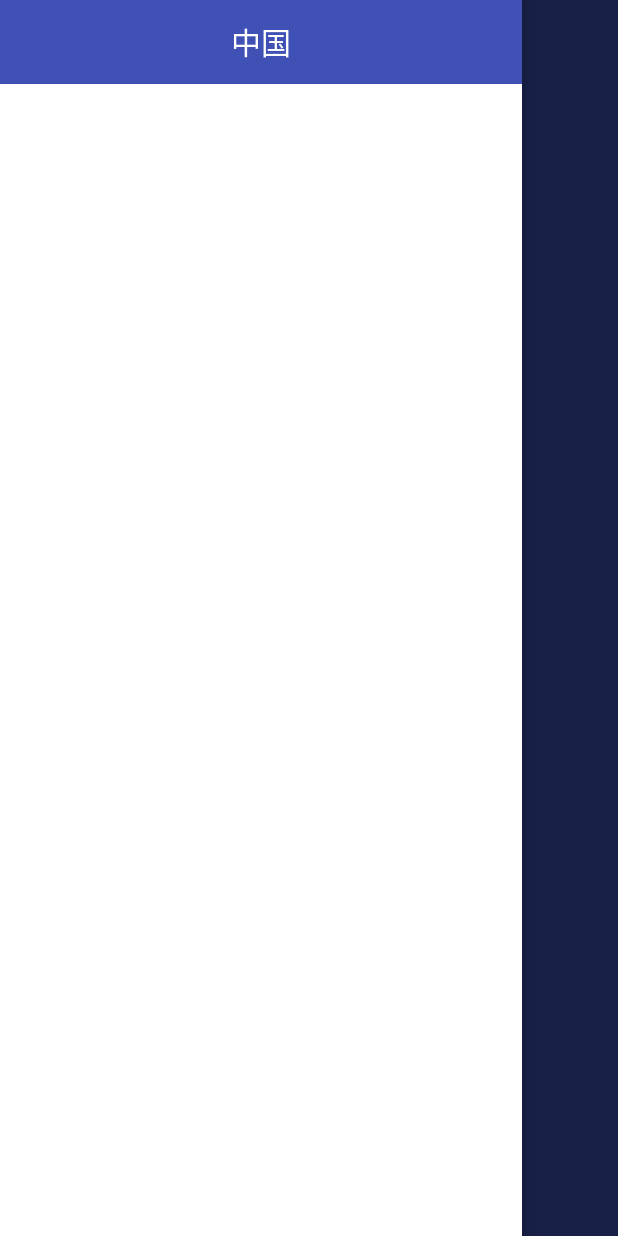
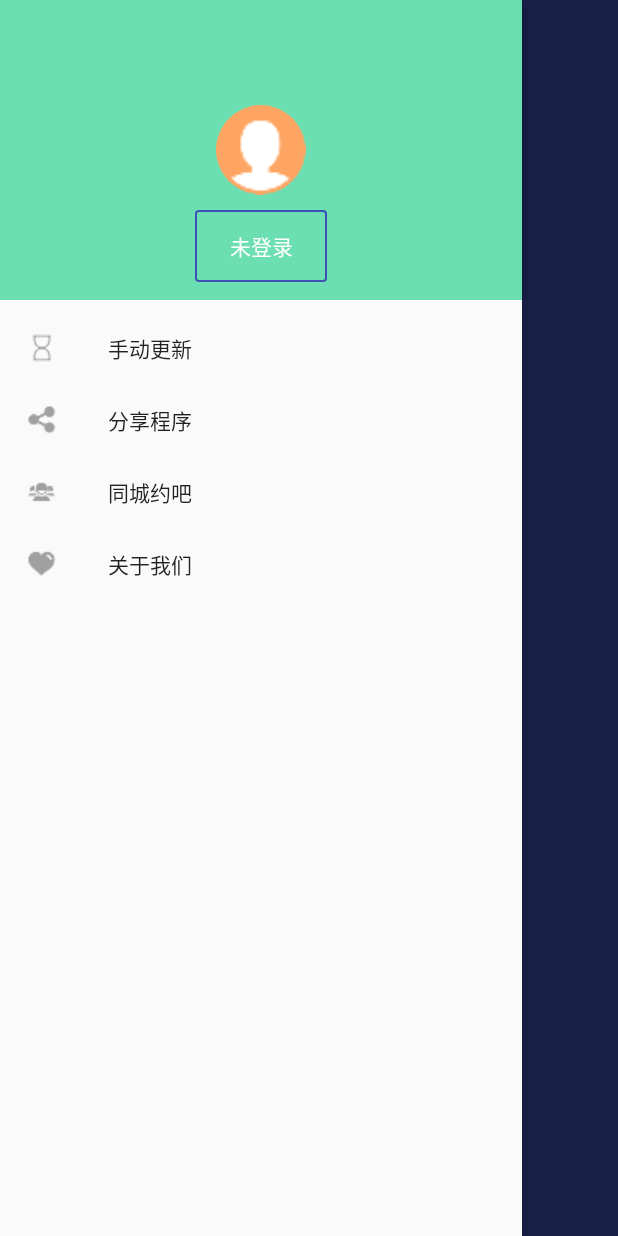
Before and after one commit to liweidev/coolweather, an Android app: the WeatherActivity screen opened directly, with no data from a screen before it, with the side drawer open, on a phone screen of 412 x 824 dp. Run offline under Robolectric (Android 15) with nearby library versions, the phone set to English and light mode, and no system bars; our stand-ins replace ButterKnife, CircleImageView; libraries missing offline, so code that uses them is left out: org.litepal; pictures from the network do not load.

Commit message:
insert navigationView with DwerLayout !

```diff
--- a/app/build.gradle
+++ b/app/build.gradle
@@ -43,9 +43,10 @@ dependencies {
     compile 'com.android.support:recyclerview-v7:24.2.1'
     compile 'com.google.code.gson:gson:2.6.2'
     compile 'com.squareup.okhttp3:okhttp:3.3.1'
-    compile 'com.android.support:design:23.0.1'
+    compile 'com.android.support:design:24.2.1'
     compile 'com.jakewharton:butterknife:8.5.1'
     annotationProcessor 'com.jakewharton:butterknife-compiler:8.5.1'
     compile 'org.litepal.android:core:1.4.1'
     compile 'de.hdodenhof:circleimageview:2.1.0'
+    compile 'com.android.support:cardview-v7:22.2.1'
 }
--- a/app/src/main/java/com/example/coolweather/ui/WeatherActivity.java
+++ b/app/src/main/java/com/example/coolweather/ui/WeatherActivity.java
@@ -10,12 +10,16 @@ import android.graphics.Color;
 import android.os.Build;
 import android.os.Bundle;
 import android.preference.PreferenceManager;
+import android.support.design.widget.NavigationView;
+import android.support.v4.app.FragmentManager;
+import android.support.v4.app.FragmentTransaction;
 import android.support.v4.view.GravityCompat;
 import android.support.v4.widget.DrawerLayout;
 import android.support.v4.widget.SwipeRefreshLayout;
 import android.support.v7.app.AlertDialog;
 import android.text.TextUtils;
 import android.view.LayoutInflater;
+import android.view.MenuItem;
 import android.view.View;
 import android.widget.Button;
 import android.widget.ImageView;
@@ -27,6 +31,7 @@ import com.bumptech.glide.Glide;
 import com.example.coolweather.R;
 import com.example.coolweather.base.MyBaseActivity;
 import com.example.coolweather.constant.Constant;
+import com.example.coolweather.fragment.ChooseAreaFragment;
 import com.example.coolweather.gson.Forecast;
 import com.example.coolweather.gson.Weather;
 import com.example.coolweather.lisenter.ImagePathLisenter;
@@ -42,6 +47,7 @@ import java.io.IOException;
 
 import butterknife.BindView;
 import butterknife.ButterKnife;
+import de.hdodenhof.circleimageview.CircleImageView;
 import okhttp3.Call;
 import okhttp3.Callback;
 import okhttp3.Response;
@@ -107,8 +113,18 @@ public class WeatherActivity extends MyBaseActivity {
     Button navButton;
     @BindView(R.id.drawer_layout)
     public DrawerLayout drawerLayout;
+    @BindView(R.id.navigation_view)
+    NavigationView navigationView;
     private String weatherId;
     LocationSucceeBroadcastReceiver locationSucceeBroadcastReceiver;
+    /**
+     * 头像
+     */
+    private CircleImageView avarta;
+    /**
+     * 登录状态
+     */
+    private Button loginState;
 
     @Override
     protected void onCreate(Bundle savedInstanceState) {
@@ -145,10 +161,10 @@ public class WeatherActivity extends MyBaseActivity {
      * 注册广播监听器
      */
     private void registeReceiver() {
-        locationSucceeBroadcastReceiver=new LocationSucceeBroadcastReceiver();
-        IntentFilter filter=new IntentFilter();
+        locationSucceeBroadcastReceiver = new LocationSucceeBroadcastReceiver();
+        IntentFilter filter = new IntentFilter();
         filter.addAction(Constant.LOCATION_SUCCEE_BROADCASTRECEIVER);
-        registerReceiver(locationSucceeBroadcastReceiver,filter);
+        registerReceiver(locationSucceeBroadcastReceiver, filter);
     }
 
     /**
@@ -161,11 +177,51 @@ public class WeatherActivity extends MyBaseActivity {
             requestWeather(weatherId);
         });
 
-        navButton.setOnClickListener((v)->{
+        navButton.setOnClickListener((v) -> {
             drawerLayout.openDrawer(GravityCompat.START);
         });
 
+        //navigationView.setCheckedItem(R.id.hand_update);
+        navigationView.setNavigationItemSelectedListener(new NavigationView.OnNavigationItemSelectedListener() {
+            @Override
+            public boolean onNavigationItemSelected(MenuItem menuItem) {
+                switch (menuItem.getItemId()){
+                    case R.id.hand_update:
+                        //ToastUtils.showToast("手动更新");
+                        FragmentManager manager = getSupportFragmentManager();
+                        FragmentTransaction bt = manager.beginTransaction();
+                        bt.replace(R.id.navigation_view,new ChooseAreaFragment());
+                        bt.addToBackStack(null);
+                        bt.commit();
+                        break;
 
+                    case R.id.shard_app:
+                        ToastUtils.showToast("分享程序");
+                        break;
+
+                    case R.id.city_friends:
+                        ToastUtils.showToast("同城约吧");
+                        break;
+
+                    case R.id.with_us:
+                        ToastUtils.showToast("关于我们");
+                        break;
+
+
+                }
+                return true;
+            }
+        });
+
+        View headView = navigationView.getHeaderView(0);
+        avarta= (CircleImageView) headView.findViewById(R.id.civ_head);
+        avarta.setOnClickListener((v)->{
+            ToastUtils.showToast("点击了头像");
+        });
+        loginState=(Button)headView.findViewById(R.id.login_state);
+        loginState.setOnClickListener((v)->{
+            ToastUtils.showToast("点击了登录按钮");
+        });
     }
 
     /**
@@ -215,7 +271,7 @@ public class WeatherActivity extends MyBaseActivity {
      * @param weatherId
      */
     public void requestWeather(String weatherId) {
-        this.weatherId=weatherId;
+        this.weatherId = weatherId;
         String weatherUrl = "http://guolin.tech/api/weather?cityid="
                 + weatherId + "&key=666db77849ad443fb81f94ac03b7ad42";
         HttpUtils.sendHttpRequest(weatherUrl, new Callback() {
@@ -295,19 +351,19 @@ public class WeatherActivity extends MyBaseActivity {
         carWashText.setText("洗车指数:" + weather.suggestion.carWash.level + "\n" + weather.suggestion.carWash.info);
         ultravioletText.setText("紫外线强度:" + weather.suggestion.ultraviolet.level + "\n" + weather.suggestion.ultraviolet.info);
         weatherLayout.setVisibility(View.VISIBLE);
-        if(weather!=null&&weather.status.equals("ok")){
-            final Intent intent=new Intent(this, AutoUpdateService.class);
-            intent.putExtra("cityName",cityName);//大兴
-            intent.putExtra("weatherInfo",weatherInfo);//晴
-            intent.putExtra("degree",degree);//8℃
-            intent.putExtra("windLevel",windLevel);//西南风  4-5级
+        if (weather != null && weather.status.equals("ok")) {
+            final Intent intent = new Intent(this, AutoUpdateService.class);
+            intent.putExtra("cityName", cityName);//大兴
+            intent.putExtra("weatherInfo", weatherInfo);//晴
+            intent.putExtra("degree", degree);//8℃
+            intent.putExtra("windLevel", windLevel);//西南风  4-5级
 
 
             NotificationUtils.getImagePathFromCatch(imageCodeUrl, new ImagePathLisenter() {
                 @Override
                 public void sendImagePath(String imagepath) {
-                    runOnUiThread(()->{
-                        intent.putExtra("imageCodeUrl",imagepath);//图片地址
+                    runOnUiThread(() -> {
+                        intent.putExtra("imageCodeUrl", imagepath);//图片地址
                         startService(intent);
                     });
                 }
@@ -320,7 +376,7 @@ public class WeatherActivity extends MyBaseActivity {
     protected void onDestroy() {
         super.onDestroy();
         ActivityUtils.removeAllActivity();
-        if(locationSucceeBroadcastReceiver!=null){
+        if (locationSucceeBroadcastReceiver != null) {
             unregisterReceiver(locationSucceeBroadcastReceiver);
         }
     }
@@ -328,18 +384,18 @@ public class WeatherActivity extends MyBaseActivity {
     /**
      * 定位成功自动获取位置更新天气信息
      */
-    class LocationSucceeBroadcastReceiver extends BroadcastReceiver{
+    class LocationSucceeBroadcastReceiver extends BroadcastReceiver {
 
         @Override
         public void onReceive(Context context, Intent intent) {
             String locationWeatherId = intent.getStringExtra("weatherId");
             String countyName = intent.getStringExtra("countyName");
-            if(!TextUtils.isEmpty(locationWeatherId)){
-                AlertDialog.Builder dialog=new AlertDialog.Builder(WeatherActivity.this);
+            if (!TextUtils.isEmpty(locationWeatherId)) {
+                AlertDialog.Builder dialog = new AlertDialog.Builder(WeatherActivity.this);
                 dialog.setTitle("定位成功");
-                dialog.setMessage("是否获取当前位置天气-"+countyName);
+                dialog.setMessage("是否获取当前位置天气-" + countyName);
                 dialog.setCancelable(false);
-                dialog.setNegativeButton("取消",null);
+                dialog.setNegativeButton("取消", null);
                 dialog.setPositiveButton("确定", new DialogInterface.OnClickListener() {
                     @Override
                     public void onClick(DialogInterface dialogInterface, int i) {
--- /dev/null
+++ b/app/src/main/res/drawable/selector_login__text_color_state.xml
@@ -0,0 +1,5 @@
+<?xml version="1.0" encoding="utf-8"?>
+<selector xmlns:android="http://schemas.android.com/apk/res/android">
+    <item android:state_pressed="true" android:drawable="@drawable/shape_login_state_text_color_press"/>
+    <item android:state_pressed="false" android:drawable="@drawable/shape_login_state_text_color_normal"/>
+</selector>
--- /dev/null
+++ b/app/src/main/res/drawable/selector_login_state.xml
@@ -0,0 +1,5 @@
+<?xml version="1.0" encoding="utf-8"?>
+<selector xmlns:android="http://schemas.android.com/apk/res/android">
+    <item android:state_pressed="true" android:drawable="@drawable/shape_login_state_press"/>
+    <item android:state_pressed="false" android:drawable="@drawable/shape_login_state_normal"/>
+</selector>
--- /dev/null
+++ b/app/src/main/res/drawable/shape_login_state_normal.xml
@@ -0,0 +1,5 @@
+<?xml version="1.0" encoding="utf-8"?>
+<shape xmlns:android="http://schemas.android.com/apk/res/android">
+    <corners android:radius="2dp"/>
+    <stroke android:width="1dp" android:color="@color/colorPrimary"/>
+</shape>
--- /dev/null
+++ b/app/src/main/res/drawable/shape_login_state_press.xml
@@ -0,0 +1,5 @@
+<?xml version="1.0" encoding="utf-8"?>
+<shape xmlns:android="http://schemas.android.com/apk/res/android">
+    <corners android:radius="2dp"/>
+    <stroke android:width="1dp" android:color="#FFFF0000"/>
+</shape>
--- /dev/null
+++ b/app/src/main/res/drawable/shape_login_state_text_color_normal.xml
@@ -0,0 +1,4 @@
+<?xml version="1.0" encoding="utf-8"?>
+<shape xmlns:android="http://schemas.android.com/apk/res/android">
+    <solid android:color="@color/colorPrimary"/>
+</shape>
--- /dev/null
+++ b/app/src/main/res/drawable/shape_login_state_text_color_press.xml
@@ -0,0 +1,4 @@
+<?xml version="1.0" encoding="utf-8"?>
+<shape xmlns:android="http://schemas.android.com/apk/res/android">
+    <solid android:color="#ffff0000"/>
+</shape>
--- a/app/src/main/res/layout/activity_weather.xml
+++ b/app/src/main/res/layout/activity_weather.xml
@@ -45,13 +45,22 @@
             </ScrollView>
         </android.support.v4.widget.SwipeRefreshLayout>
 
-        <fragment
+        <!--<fragment
             android:id="@+id/choose_area_fragment"
             android:layout_width="match_parent"
             android:layout_height="match_parent"
             android:name="com.example.coolweather.fragment.ChooseAreaFragment"
             android:layout_gravity="start"
-            />
+            />-->
+            <android.support.design.widget.NavigationView
+                android:id="@+id/navigation_view"
+                android:layout_width="match_parent"
+                android:layout_height="match_parent"
+                app:menu="@menu/navigation_menu"
+                app:headerLayout="@layout/head_layout"
+                android:layout_gravity="start"
+                />
+
     </android.support.v4.widget.DrawerLayout>
 
 
--- /dev/null
+++ b/app/src/main/res/layout/head_layout.xml
@@ -0,0 +1,27 @@
+<?xml version="1.0" encoding="utf-8"?>
+<RelativeLayout
+    xmlns:android="http://schemas.android.com/apk/res/android"
+    android:layout_width="match_parent"
+    android:layout_height="200dp"
+    android:background="#6bdfb1">
+    <de.hdodenhof.circleimageview.CircleImageView
+        android:id="@+id/civ_head"
+        android:layout_width="60dp"
+        android:layout_height="60dp"
+        android:layout_centerInParent="true"
+        android:src="@drawable/photo"
+        />
+    <Button
+        android:id="@+id/login_state"
+        android:layout_width="wrap_content"
+        android:layout_height="wrap_content"
+        android:text="未登录"
+        android:layout_below="@id/civ_head"
+        android:layout_centerHorizontal="true"
+        android:layout_marginTop="10dp"
+        android:background="@drawable/selector_login_state"
+        android:textColor="#FFFFFFFF"
+        android:paddingLeft="10dp"
+        android:paddingRight="10dp"
+        />
+</RelativeLayout>
--- /dev/null
+++ b/app/src/main/res/menu/navigation_menu.xml
@@ -0,0 +1,29 @@
+<?xml version="1.0" encoding="utf-8"?>
+<menu xmlns:android="http://schemas.android.com/apk/res/android"
+    xmlns:app="http://schemas.android.com/apk/res-auto">
+    <group
+        android:checkableBehavior="single"
+        >
+        <item
+            android:id="@+id/hand_update"
+            android:title="手动更新"
+            android:icon="@drawable/hand_update"
+            app:showAsAction="always"/>
+        <item
+            android:id="@+id/shard_app"
+            android:title="分享程序"
+            android:icon="@drawable/shared_app"
+            app:showAsAction="always"/>
+        <item
+            android:id="@+id/city_friends"
+            android:title="同城约吧"
+            android:icon="@drawable/city_friends"
+            app:showAsAction="always"/>
+        <item
+            android:id="@+id/with_us"
+            android:title="关于我们"
+            android:icon="@drawable/with_us"
+            app:showAsAction="always"/>
+
+    </group>
+</menu>
```
Also changed, not shown: app/src/main/res/layout/choose_menu.xml (added, +16 -0 lines), app/src/main/res/drawable-xxhdpi/city_friends.png (added), app/src/main/res/drawable-xxhdpi/hand_update.png (added), app/src/main/res/drawable-xxhdpi/photo.png (added), app/src/main/res/drawable-xxhdpi/shared_app.png (added), app/src/main/res/drawable-xxhdpi/with_us.png (added).
